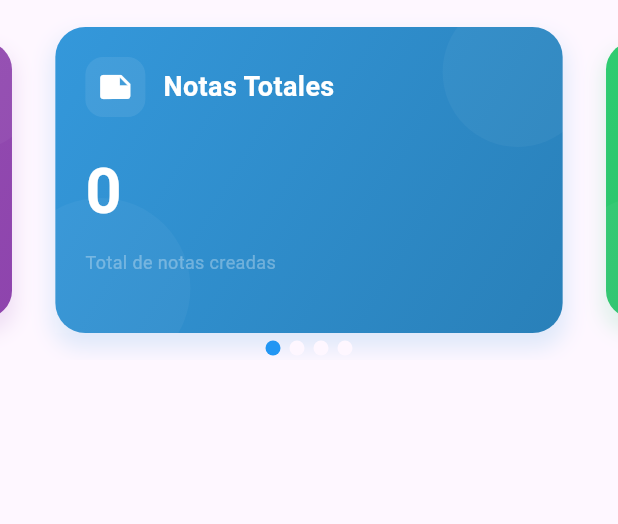
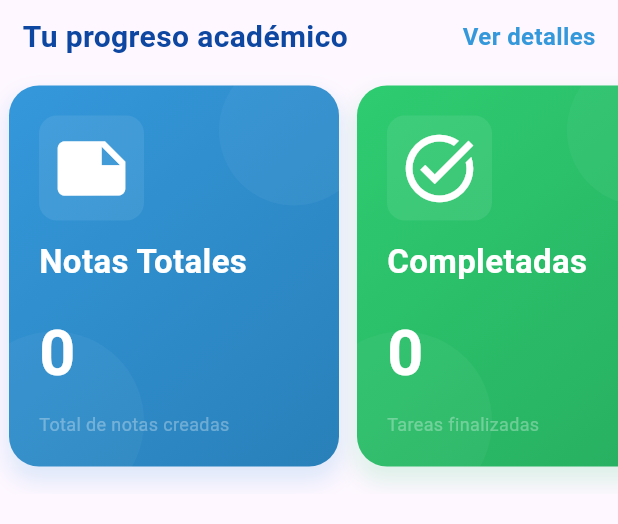
Before and after one commit to Moisessantos45/sonix_text, a Flutter app: the CarouselCard widget shown alone on an empty page, opened directly, on a phone screen of 412 x 824 dp. Shown: the top 524 px of the screen. Run offline on Flutter 3.47's test engine with Material 3 defaults, Android fonts, the phone set to English and light mode, and no system bars; drawn by our look-alikes of card_swiper; our stand-ins replace calendar_timeline, confetti, dio, fl_chart, flutter_dotenv, flutter_local_notifications and 7 more; missing offline and left inert: avatar_plus, flutter_inapp_notifications, install_plugin; accounts and stored records are empty.

Commit message:
change carrusel_card.dart Refactor to enhance UI layout and improve code structure

```diff
--- a/lib/presentation/widgets/carrusel_card.dart
+++ b/lib/presentation/widgets/carrusel_card.dart
@@ -1,5 +1,4 @@
 import 'package:flutter/material.dart';
-import 'package:card_swiper/card_swiper.dart';
 import 'package:flutter_riverpod/flutter_riverpod.dart';
 import 'package:sonix_text/presentation/riverpod/repository_grade.dart';
 
@@ -9,16 +8,41 @@ class CarouselCard extends ConsumerWidget {
   @override
   Widget build(BuildContext context, WidgetRef ref) {
     final listCard = ref.watch(listCardsProvider);
-    return SizedBox(
-        height: 240,
+    return Column(
+      children: [
+        const SizedBox(height: 10),
+        Padding(
+            padding: const EdgeInsets.symmetric(horizontal: 15),
+            child: Row(
+              mainAxisAlignment: MainAxisAlignment.spaceBetween,
+              children: [
+                Expanded(
+                  child: Text(
+                    'Tu progreso académico',
+                    style: TextStyle(
+                      fontSize: 20,
+                      fontWeight: FontWeight.bold,
+                      color: Colors.blue[900],
+                    ),
+                  ),
+                ),
+                const Text(
+                  'Ver detalles',
+                  style: TextStyle(
+                    fontSize: 16,
+                    fontWeight: FontWeight.bold,
+                    color: Color(0xFF3498DB),
+                  ),
+                ),
+              ],
+            )),
+        SizedBox(
+            height: 290,
             width: double.infinity,
-        child: Swiper(
+            child: ListView.builder(
               itemCount: listCard.length,
-          viewportFraction: 0.85,
-          scale: 0.9,
-          pagination: SwiperPagination(
-            margin: const EdgeInsets.only(top: 30),
-          ),
+              physics: const BouncingScrollPhysics(),
+              scrollDirection: Axis.horizontal,
               itemBuilder: (context, index) {
                 final card = listCard[index];
                 return _buildAnimatedCard(
@@ -30,7 +54,9 @@ class CarouselCard extends ConsumerWidget {
                   card.content,
                 );
               },
-        ));
+            ))
+      ],
+    );
   }
 
   Widget _buildAnimatedCard(
@@ -44,6 +70,7 @@ class CarouselCard extends ConsumerWidget {
     return Padding(
       padding: const EdgeInsets.symmetric(horizontal: 6.0, vertical: 18.0),
       child: Container(
+        width: 220,
         decoration: BoxDecoration(
           gradient: LinearGradient(
             begin: Alignment.topLeft,
@@ -92,8 +119,6 @@ class CarouselCard extends ConsumerWidget {
                 mainAxisSize: MainAxisSize.min,
                 crossAxisAlignment: CrossAxisAlignment.start,
                 children: [
-                  Row(
-                    children: [
                   Container(
                     padding: const EdgeInsets.all(8),
                     decoration: BoxDecoration(
@@ -103,22 +128,20 @@ class CarouselCard extends ConsumerWidget {
                     child: Icon(
                       icon,
                       color: Colors.white,
-                          size: 24,
+                      size: 54,
                     ),
                   ),
-                      const SizedBox(width: 12),
+                  const SizedBox(height: 12),
                   Expanded(
                     child: Text(
                       subTitle,
                       style: const TextStyle(
                         color: Colors.white,
-                            fontSize: 18,
+                        fontSize: 22,
                         fontWeight: FontWeight.w600,
                       ),
                       overflow: TextOverflow.ellipsis,
                     ),
-                      ),
-                    ],
                   ),
                   const SizedBox(height: 20),
                   Text(
```
Lines whose indentation alone changed are shown as unchanged.
